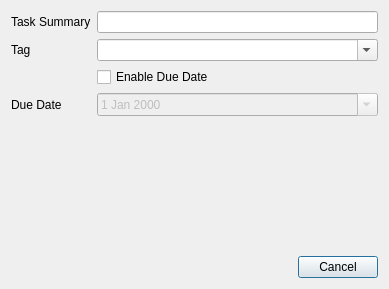
gravityfargo/DavTasks, file src/gui/edittask.ui: the form before one commit.
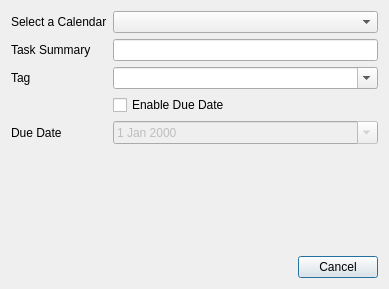
The form after the commit.

Commit message: added calendar selection to task dialog

```diff
--- a/src/gui/edittask.ui
+++ b/src/gui/edittask.ui
@@ -22,38 +22,45 @@
   <layout class="QGridLayout" name="gridLayout">
    <item row="0" column="0">
     <layout class="QFormLayout" name="formLayout">
-     <item row="0" column="0">
+     <item row="1" column="0">
       <widget class="QLabel" name="labelTaskSummary">
        <property name="text">
         <string>Task Summary</string>
        </property>
       </widget>
      </item>
-     <item row="0" column="1">
+     <item row="1" column="1">
       <widget class="QLineEdit" name="lineEditSummary"/>
      </item>
-     <item row="1" column="0">
+     <item row="2" column="0">
       <widget class="QLabel" name="labelTag">
        <property name="text">
         <string>Tag</string>
        </property>
       </widget>
      </item>
-     <item row="1" column="1">
+     <item row="2" column="1">
       <widget class="QComboBox" name="comboBoxTags">
        <property name="editable">
         <bool>true</bool>
        </property>
       </widget>
      </item>
-     <item row="3" column="0">
+     <item row="3" column="1">
+      <widget class="QCheckBox" name="checkBoxEnableCalendar">
+       <property name="text">
+        <string>Enable Due Date</string>
+       </property>
+      </widget>
+     </item>
+     <item row="4" column="0">
       <widget class="QLabel" name="labelDue">
        <property name="text">
         <string>Due Date</string>
        </property>
       </widget>
      </item>
-     <item row="3" column="1">
+     <item row="4" column="1">
       <widget class="QDateEdit" name="dateEdit">
        <property name="enabled">
         <bool>false</bool>
@@ -63,10 +70,13 @@
        </property>
       </widget>
      </item>
-     <item row="2" column="1">
-      <widget class="QCheckBox" name="checkBoxEnableCalendar">
+     <item row="0" column="1">
+      <widget class="QComboBox" name="comboBoxCalendars"/>
+     </item>
+     <item row="0" column="0">
+      <widget class="QLabel" name="labelCalendars">
        <property name="text">
-        <string>Enable Due Date</string>
+        <string>Select a Calendar</string>
        </property>
       </widget>
      </item>
```
The commit also changes 4 other files.
